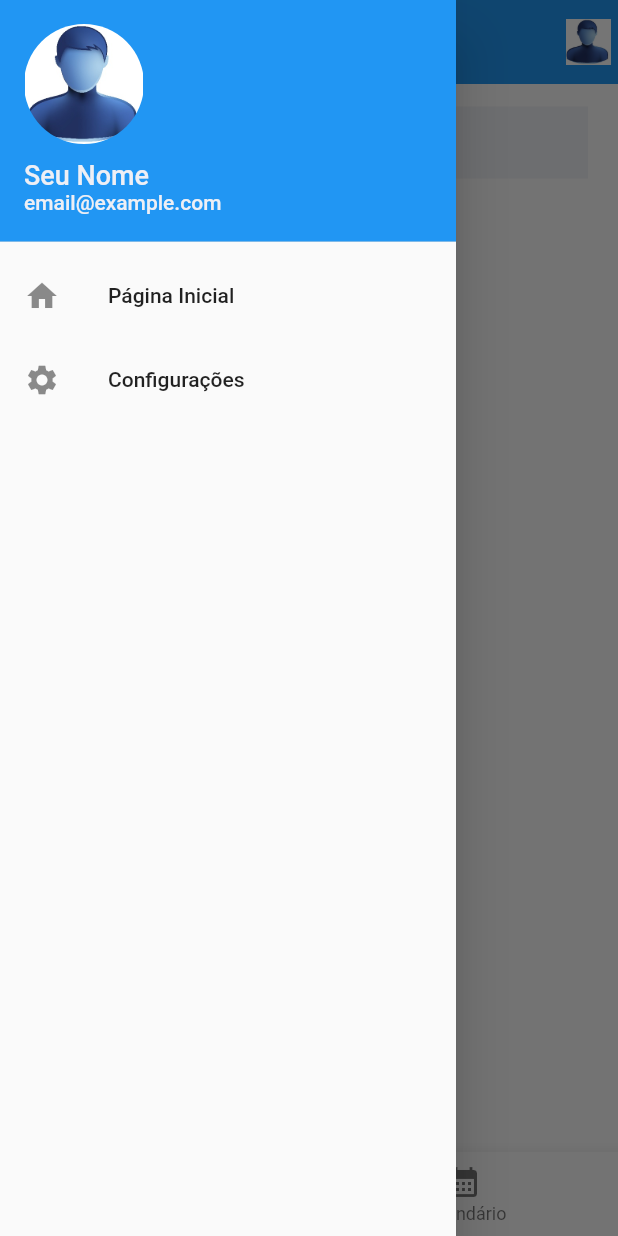
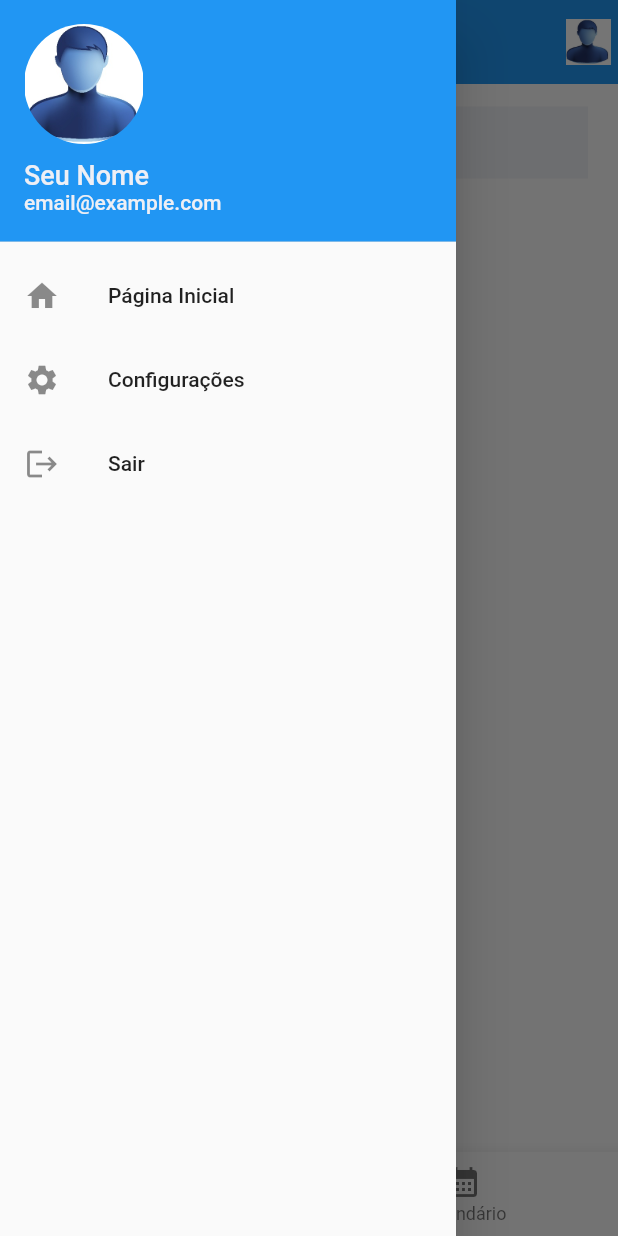
Before and after one commit to CaptLuckyTiger/MemoTask, a Flutter app: the screen it shows once a user with an empty profile is signed in, with the side drawer open, on a phone screen of 412 x 824 dp. Run offline on Flutter 3.47's test engine with Material 2 defaults, Android fonts, the phone set to English and light mode, and no system bars; our stand-ins replace cloud_firestore, firebase_auth, firebase_core, table_calendar; accounts and stored records are empty.

Commit message:
botão sair implementado

```diff
--- a/lib/screens/home.dart
+++ b/lib/screens/home.dart
@@ -1,4 +1,5 @@
 import 'package:flutter/material.dart';
+import 'package:flutter_todo_app/services/auth_service.dart';
 import 'package:provider/provider.dart';
 import '../model/todo.dart';
 import '../constants/colors.dart';
@@ -314,6 +315,14 @@ class _HomeState extends State<Home> {
               // Implementar depois
             },
           ),
+          ListTile(
+            leading: const Icon(Icons.logout),
+            title: const Text('Sair'),
+            onTap: () {
+              Navigator.pop(context);
+              context.read<AuthService>().logout();
+            },
+          ),
         ],
       ),
     );
```
